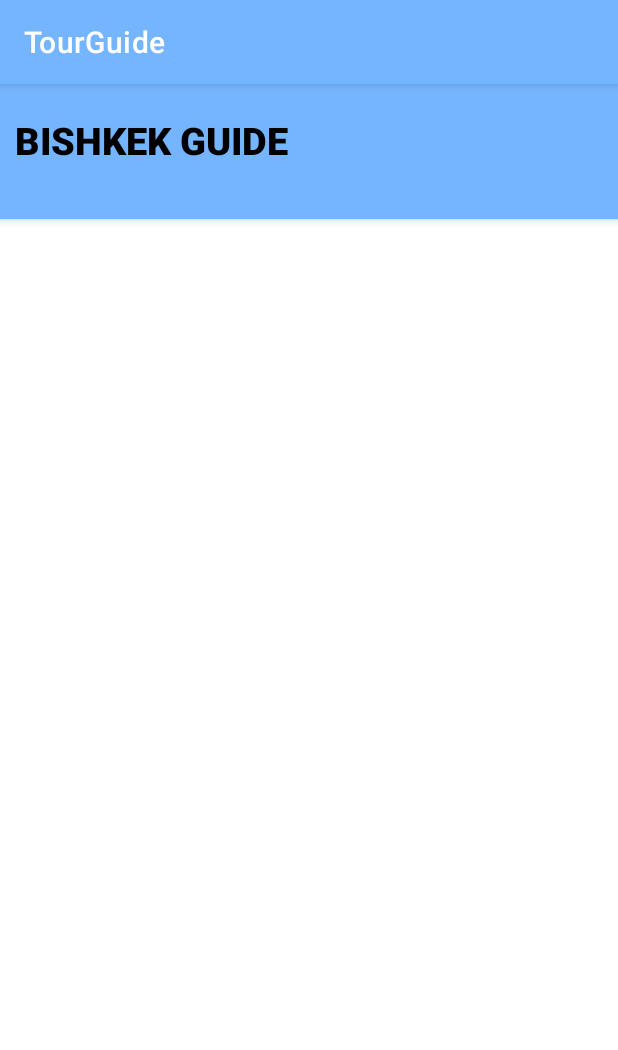
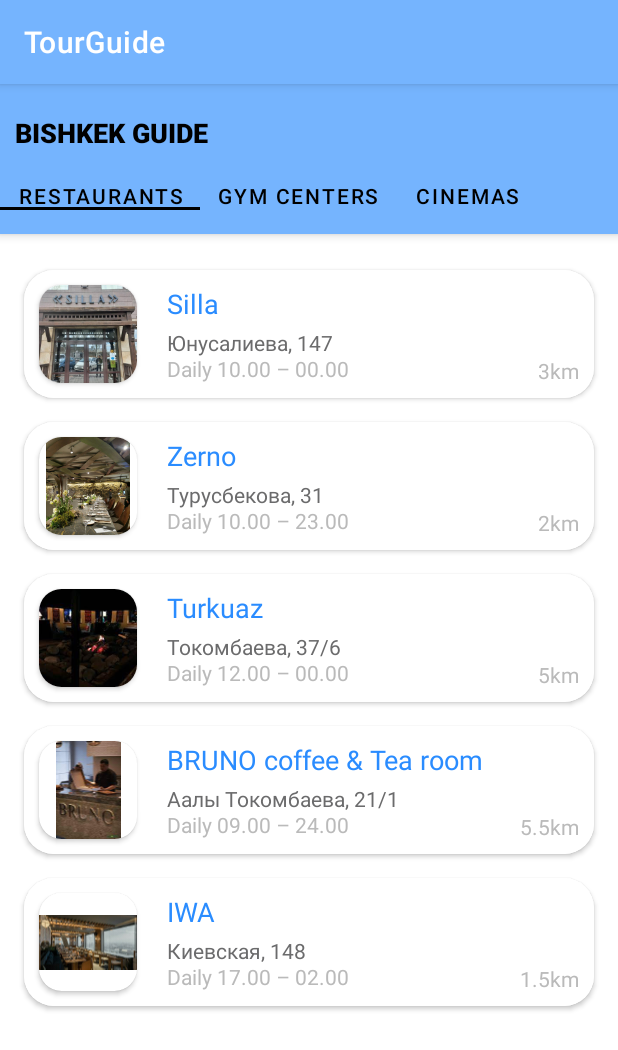
Before and after one commit to rybakova-auca-2021/Neobis_Android_TourGuide, an Android app: the screen it shows after launch (MainActivity), on a phone screen of 412 x 824 dp. Shown: the top 1050 px of the screen. Run offline under Robolectric (Android 15) with nearby library versions, the phone set to English and light mode, and no system bars.

Commit message:
Added restaurant fragment

```diff
--- a/app/src/main/AndroidManifest.xml
+++ b/app/src/main/AndroidManifest.xml
@@ -19,6 +19,9 @@
 
                 <category android:name="android.intent.category.LAUNCHER" />
             </intent-filter>
+            <meta-data
+                android:name="android.app.lib_name"
+                android:value="" />
         </activity>
     </application>
 
--- /dev/null
+++ b/app/src/main/java/com/example/tourguide/Adapter.kt
@@ -0,0 +1,34 @@
+package com.example.tourguide
+
+import android.view.LayoutInflater
+import android.view.View
+import android.view.ViewGroup
+import androidx.recyclerview.widget.RecyclerView
+import com.bumptech.glide.Glide
+import com.example.tourguide.databinding.CardBinding
+
+
+class Adapter(private val dataSet: ArrayList<Place>) : RecyclerView.Adapter<Adapter.ViewHolder>() {
+    class ViewHolder(view: View) : RecyclerView.ViewHolder(view) {
+        private val binding = CardBinding.bind(view)
+        fun bind(place: Place) = with(binding) {
+            Glide.with(binding.placeImage).load(place.image).into(binding.placeImage)
+            placeName.text = place.title
+            placeAddress.text = place.address
+            placeTime.text = place.workingTime
+            placeDistance.text = place.distance
+        }
+    }
+
+    override fun onCreateViewHolder(viewGroup: ViewGroup, viewType: Int): ViewHolder {
+        val view = LayoutInflater.from(viewGroup.context)
+            .inflate(R.layout.card, viewGroup, false)
+        return ViewHolder(view)
+    }
+
+    override fun onBindViewHolder(viewHolder: ViewHolder, position: Int) {
+        val item = dataSet[position]
+        viewHolder.bind(item)
+    }
+    override fun getItemCount() = dataSet.size
+}
--- a/app/src/main/java/com/example/tourguide/cinemas.kt
+++ b/app/src/main/java/com/example/tourguide/CinemaFragment.kt
@@ -13,10 +13,10 @@ private const val ARG_PARAM2 = "param2"
 
 /**
  * A simple [Fragment] subclass.
- * Use the [cinemas.newInstance] factory method to
+ * Use the [CinemaFragment.newInstance] factory method to
  * create an instance of this fragment.
  */
-class cinemas : Fragment() {
+class CinemaFragment : Fragment() {
     // TODO: Rename and change types of parameters
     private var param1: String? = null
     private var param2: String? = null
@@ -49,7 +49,7 @@ class cinemas : Fragment() {
         // TODO: Rename and change types and number of parameters
         @JvmStatic
         fun newInstance(param1: String, param2: String) =
-            cinemas().apply {
+            CinemaFragment().apply {
                 arguments = Bundle().apply {
                     putString(ARG_PARAM1, param1)
                     putString(ARG_PARAM2, param2)
--- a/app/src/main/java/com/example/tourguide/MainActivity.kt
+++ b/app/src/main/java/com/example/tourguide/MainActivity.kt
@@ -15,6 +15,18 @@ class MainActivity : AppCompatActivity() {
         val view = binding.root
         setContentView(view)
 
+        val tabLayout = binding.tabLayout
+        val viewPager2 = binding.fragmentHolder
 
+        val adapter = ViewPagerAdapter(supportFragmentManager, lifecycle)
+        viewPager2.adapter = adapter
+
+        TabLayoutMediator(tabLayout, viewPager2){tab, position ->
+            when(position){
+                0 -> tab.text = "Restaurants"
+                1 -> tab.text = "Gym centers"
+                2 -> tab.text = "Cinemas"
+            }
+        }.attach()
     }
 }
--- /dev/null
+++ b/app/src/main/java/com/example/tourguide/RestaurantFragment.kt
@@ -0,0 +1,32 @@
+package com.example.tourguide
+
+import android.os.Bundle
+import androidx.fragment.app.Fragment
+import android.view.LayoutInflater
+import android.view.View
+import android.view.ViewGroup
+import androidx.recyclerview.widget.LinearLayoutManager
+import com.example.tourguide.databinding.FragmentRestuarantsBinding
+
+class RestaurantFragment : Fragment() {
+
+    private lateinit var binding: FragmentRestuarantsBinding
+
+    override fun onCreateView(
+        inflater: LayoutInflater, container: ViewGroup?,
+        savedInstanceState: Bundle?,
+    ): View {
+        binding = FragmentRestuarantsBinding.inflate(inflater, container, false)
+        binding.recyclerViewRestaurant.layoutManager = LinearLayoutManager(requireContext())
+        val list = arrayListOf(
+            Place(R.drawable.silla_img, getString(R.string.silla_name), getString(R.string.silla_address), getString(R.string.silla_time), getString(R.string.silla_distance), getString(R.string.silla_price), getString(R.string.silla_description)),
+            Place(R.drawable.zerno_img, getString(R.string.zerno_name), getString(R.string.zerno_address), getString(R.string.zerno_time), getString(R.string.zerno_distance), getString(R.string.zerno_price), getString(R.string.zerno_description)),
+            Place(R.drawable.turkuaz_img, getString(R.string.turkuaz_name), getString(R.string.turkuaz_address), getString(R.string.turkuaz_time), getString(R.string.turkuaz_distance), getString(R.string.turkuaz_price), getString(R.string.turkuaz_description)),
+            Place(R.drawable.bruno, getString(R.string.bruno_name), getString(R.string.bruno_address), getString(R.string.bruno_time), getString(R.string.bruno_distance), getString(R.string.bruno_price), getString(R.string.bruno_description)),
+            Place(R.drawable.iwa_img, getString(R.string.iwa_name), getString(R.string.iwa_address), getString(R.string.iwa_time), getString(R.string.iwa_distance), getString(R.string.iwa_price), getString(R.string.iwa_description))
+        )
+        binding.recyclerViewRestaurant.adapter = Adapter(list)
+        return binding.root
+    }
+
+}
--- /dev/null
+++ b/app/src/main/java/com/example/tourguide/ViewPagerAdapter.kt
@@ -0,0 +1,20 @@
+package com.example.tourguide
+
+import androidx.fragment.app.Fragment
+import androidx.fragment.app.FragmentManager
+import androidx.lifecycle.Lifecycle
+import androidx.viewpager2.adapter.FragmentStateAdapter
+
+class ViewPagerAdapter(fragmentManager: FragmentManager, lifecycle: Lifecycle) :
+    FragmentStateAdapter(fragmentManager, lifecycle) {
+    override fun getItemCount(): Int = 3
+
+    override fun createFragment(position: Int): Fragment {
+        return when (position) {
+            0 -> RestaurantFragment()
+            1 -> FitnessCenterFragment()
+            2 -> CinemaFragment()
+            else -> Fragment()
+        }
+    }
+}
--- a/app/src/main/res/layout/activity_main.xml
+++ b/app/src/main/res/layout/activity_main.xml
@@ -10,29 +10,30 @@
     <com.google.android.material.appbar.AppBarLayout
         android:id="@+id/appBar"
         android:layout_width="match_parent"
-        android:layout_height="90dp"
+        android:layout_height="100dp"
         android:background="@color/background">
 
         <TextView
             android:id="@+id/toolbar_title"
-            android:layout_width="281dp"
-            android:layout_height="36dp"
+            android:layout_width="wrap_content"
+            android:layout_height="wrap_content"
             android:layout_marginStart="10dp"
+            android:text="@string/bishkek_guide"
+            android:textSize="18sp"
+            android:textStyle="bold"
+            android:textColor="@color/black"
             android:layout_marginTop="20dp"
-            android:fontFamily="sans-serif-medium"
-            android:text="@string/bishkek_guide"
-            android:textColor="@color/black"
-            android:textSize="25sp"
-            android:textStyle="bold" />
+            android:fontFamily="sans-serif-medium" />
 
         <com.google.android.material.tabs.TabLayout
             android:id="@+id/tab_layout"
             android:layout_width="match_parent"
             android:layout_height="wrap_content"
-            android:layout_marginTop="30dp"
-            app:tabTextColor="@color/black"
+            android:layout_marginTop="20dp"
+            android:background="@color/background"
             app:tabIndicatorColor="@color/black"
-            app:tabMode="scrollable" />
+            app:tabMode="scrollable"
+            app:tabTextColor="@color/black" />
 
     </com.google.android.material.appbar.AppBarLayout>
 
--- /dev/null
+++ b/app/src/main/res/layout/card.xml
@@ -0,0 +1,88 @@
+<?xml version="1.0" encoding="utf-8"?>
+
+<androidx.cardview.widget.CardView
+    xmlns:android="http://schemas.android.com/apk/res/android"
+    xmlns:app="http://schemas.android.com/apk/res-auto"
+    xmlns:tools="http://schemas.android.com/tools"
+    android:layout_width="match_parent"
+    android:layout_height="wrap_content"
+    android:layout_marginStart="16dp"
+    android:layout_marginEnd="16dp"
+    android:layout_marginTop="16dp"
+    app:cardCornerRadius="20dp"
+    app:layout_constraintEnd_toEndOf="parent"
+    app:layout_constraintStart_toStartOf="parent"
+    app:layout_constraintTop_toTopOf="parent">
+
+    <androidx.constraintlayout.widget.ConstraintLayout
+        android:layout_width="match_parent"
+        android:layout_height="match_parent"
+        android:background="@color/white">
+
+        <androidx.cardview.widget.CardView
+            android:id="@+id/image_holder"
+            android:layout_width="65dp"
+            android:layout_height="65dp"
+            android:layout_marginStart="10dp"
+            android:layout_marginTop="10dp"
+            android:layout_marginBottom="10dp"
+            app:layout_constraintBottom_toBottomOf="parent"
+            app:layout_constraintStart_toStartOf="parent"
+            app:layout_constraintTop_toTopOf="parent"
+            app:cardCornerRadius="15dp">
+
+            <ImageView
+                android:id="@+id/place_image"
+                android:layout_width="match_parent"
+                android:layout_height="match_parent" />
+
+        </androidx.cardview.widget.CardView>
+
+        <TextView
+            android:id="@+id/place_name"
+            android:layout_width="wrap_content"
+            android:layout_height="wrap_content"
+            android:layout_marginStart="20dp"
+
+            android:text="@string/name_of_place"
+            android:textSize="18sp"
+            android:textColor="@color/nameOfPlace"
+            app:layout_constraintStart_toEndOf="@+id/image_holder"
+            app:layout_constraintTop_toTopOf="@+id/image_holder">
+
+        </TextView>
+
+        <TextView
+            android:id="@+id/place_address"
+            android:layout_width="wrap_content"
+            android:layout_height="wrap_content"
+            android:layout_marginTop="4dp"
+            android:text="@string/address_of_place"
+            android:textColor="@color/address_color"
+            app:layout_constraintStart_toStartOf="@+id/place_name"
+            app:layout_constraintTop_toBottomOf="@+id/place_name" />
+
+        <TextView
+            android:id="@+id/place_time"
+            android:layout_width="wrap_content"
+            android:layout_height="wrap_content"
+            android:text="@string/open_time"
+            android:textColor="@color/grey"
+            app:layout_constraintBottom_toBottomOf="@+id/image_holder"
+            app:layout_constraintStart_toStartOf="@+id/place_address" />
+
+        <TextView
+            android:id="@+id/place_distance"
+            android:layout_width="wrap_content"
+            android:layout_height="wrap_content"
+            android:layout_marginEnd="10dp"
+            android:text="@string/distance"
+            android:textColor="@color/grey"
+            app:layout_constraintBottom_toBottomOf="@+id/place_time"
+            app:layout_constraintEnd_toEndOf="parent"
+            app:layout_constraintTop_toBottomOf="@+id/place_address" />
+
+
+    </androidx.constraintlayout.widget.ConstraintLayout>
+
+</androidx.cardview.widget.CardView>
--- a/app/src/main/res/layout/fragment_cinemas.xml
+++ b/app/src/main/res/layout/fragment_cinemas.xml
@@ -3,7 +3,7 @@
     xmlns:tools="http://schemas.android.com/tools"
     android:layout_width="match_parent"
     android:layout_height="match_parent"
-    tools:context=".cinemas">
+    tools:context=".CinemaFragment">
 
     <androidx.recyclerview.widget.RecyclerView
         android:id="@+id/recyclerView_cinemas"
--- a/app/src/main/res/layout/fragment_fitness_center.xml
+++ b/app/src/main/res/layout/fragment_fitness_center.xml
@@ -3,7 +3,7 @@
     xmlns:tools="http://schemas.android.com/tools"
     android:layout_width="match_parent"
     android:layout_height="match_parent"
-    tools:context=".fitness_center">
+    tools:context=".FitnessCenterFragment">
 
     <androidx.recyclerview.widget.RecyclerView
         android:id="@+id/recyclerView_fitness_center"
--- a/app/src/main/res/values/strings.xml
+++ b/app/src/main/res/values/strings.xml
@@ -74,6 +74,7 @@
     <string name="address_of_place">Address of place</string>
     <string name="open_time">Open time</string>
     <string name="distance">distance</string>
+    <string name="hrllo">hrllo</string>
 
 
 </resources>
```
Also changed, not shown: app/build.gradle (+16 -11 lines), app/src/main/java/com/example/tourguide/FitnessCenterFragment.kt (added, +59 -0 lines), app/src/main/java/com/example/tourguide/MainFragment.kt (added, +18 -0 lines), app/src/main/res/layout/main_fragment.xml (added, +97 -0 lines).
